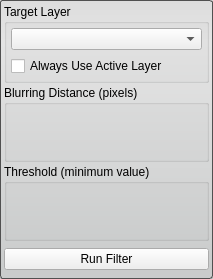
Before: the Qt Designer form Interface/ToolInterface/CannyEdgeDetectionFilterInterface.ui in jessdtate/Seg3D, drawn with Qt 5.
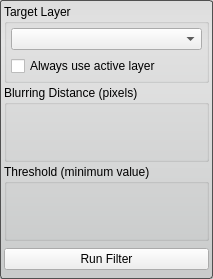
After: the same form once the commit is applied. Custom widgets are drawn as their Qt base class.

Commit message: fixed Threshold Tool: Move "Create Threshold Layer" button to b... fixed Tools/Filters: Inconsistent capitalization for groupboxes fixed Tools/Filters: Inconsistent capitalization for checkboxes

What changed in the file:
```diff
--- a/Interface/ToolInterface/CannyEdgeDetectionFilterInterface.ui
+++ b/Interface/ToolInterface/CannyEdgeDetectionFilterInterface.ui
@@ -82,7 +82,7 @@
          <item>
           <widget class="QCheckBox" name="use_active_layer_">
            <property name="text">
-            <string>Always Use Active Layer</string>
+            <string>Always use active layer</string>
            </property>
           </widget>
          </item>
```
The commit also changes 52 other files.
